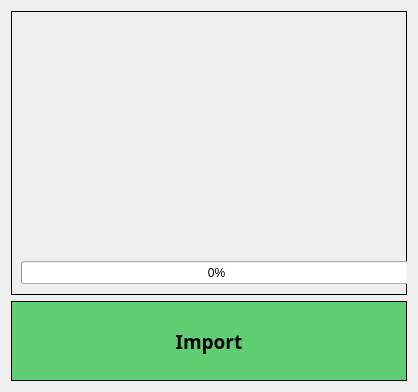
Qt form TimeKeeping/datImporter/dialogImporter.ui (Maze711/systemPayroll) before a commit.
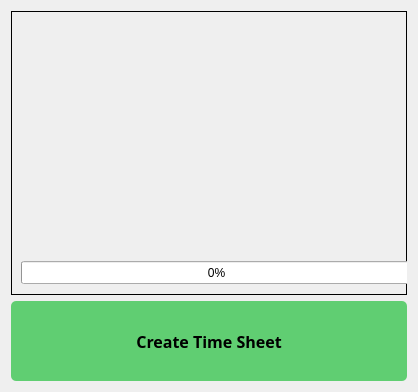
The same form after that commit.

Diff of the .ui file:
```diff
--- a/TimeKeeping/datImporter/dialogImporter.ui
+++ b/TimeKeeping/datImporter/dialogImporter.ui
@@ -14,40 +14,17 @@
    <string>Dialog</string>
   </property>
   <property name="styleSheet">
-   <string notr="true">#descFrame, #importBTN{
+   <string notr="true">#descFrame{
 border: 1px solid black;
 }
 
 #importBTN{
+border-radius: 5px;
 background-color: rgb(96, 206, 114);
 }
 </string>
   </property>
   <layout class="QGridLayout" name="gridLayout">
-   <item row="1" column="0" colspan="2">
-    <widget class="QPushButton" name="importBTN">
-     <property name="minimumSize">
-      <size>
-       <width>50</width>
-       <height>80</height>
-      </size>
-     </property>
-     <property name="font">
-      <font>
-       <family>Poppins</family>
-       <pointsize>14</pointsize>
-       <weight>75</weight>
-       <bold>true</bold>
-      </font>
-     </property>
-     <property name="cursor">
-      <cursorShape>PointingHandCursor</cursorShape>
-     </property>
-     <property name="text">
-      <string>Import</string>
-     </property>
-    </widget>
-   </item>
    <item row="0" column="0" colspan="2">
     <widget class="QFrame" name="descFrame">
      <property name="frameShape">
@@ -71,6 +48,39 @@
      </widget>
     </widget>
    </item>
+   <item row="1" column="0" colspan="2">
+    <widget class="QPushButton" name="importBTN">
+     <property name="minimumSize">
+      <size>
+       <width>50</width>
+       <height>80</height>
+      </size>
+     </property>
+     <property name="font">
+      <font>
+       <family>Poppins</family>
+       <pointsize>12</pointsize>
+       <weight>75</weight>
+       <bold>true</bold>
+      </font>
+     </property>
+     <property name="cursor">
+      <cursorShape>PointingHandCursor</cursorShape>
+     </property>
+     <property name="styleSheet">
+      <string notr="true"/>
+     </property>
+     <property name="text">
+      <string>Create Time Sheet</string>
+     </property>
+     <property name="iconSize">
+      <size>
+       <width>22</width>
+       <height>22</height>
+      </size>
+     </property>
+    </widget>
+   </item>
   </layout>
  </widget>
  <resources/>
```
